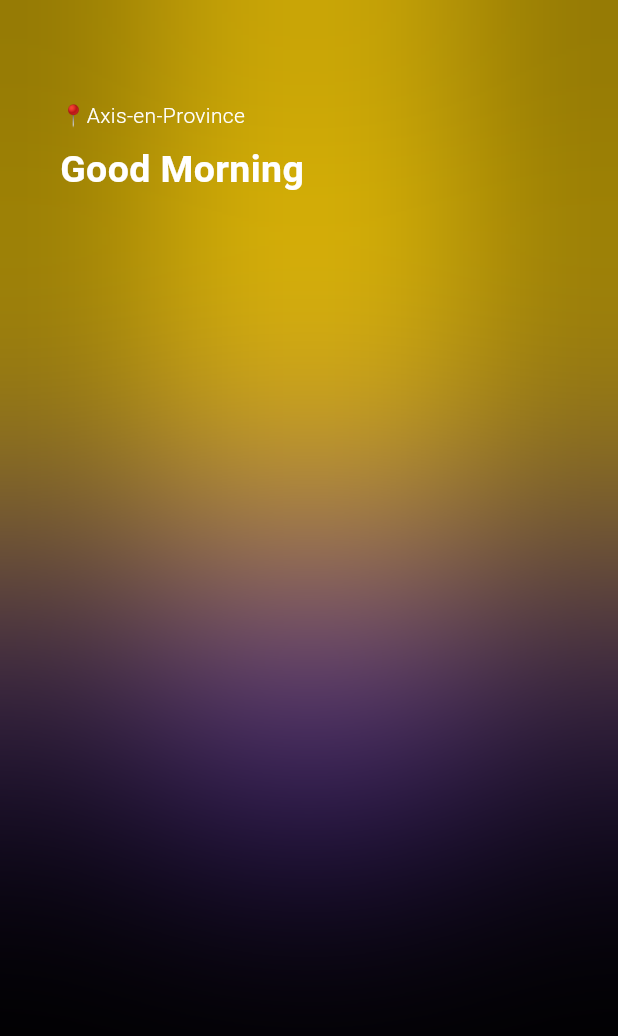
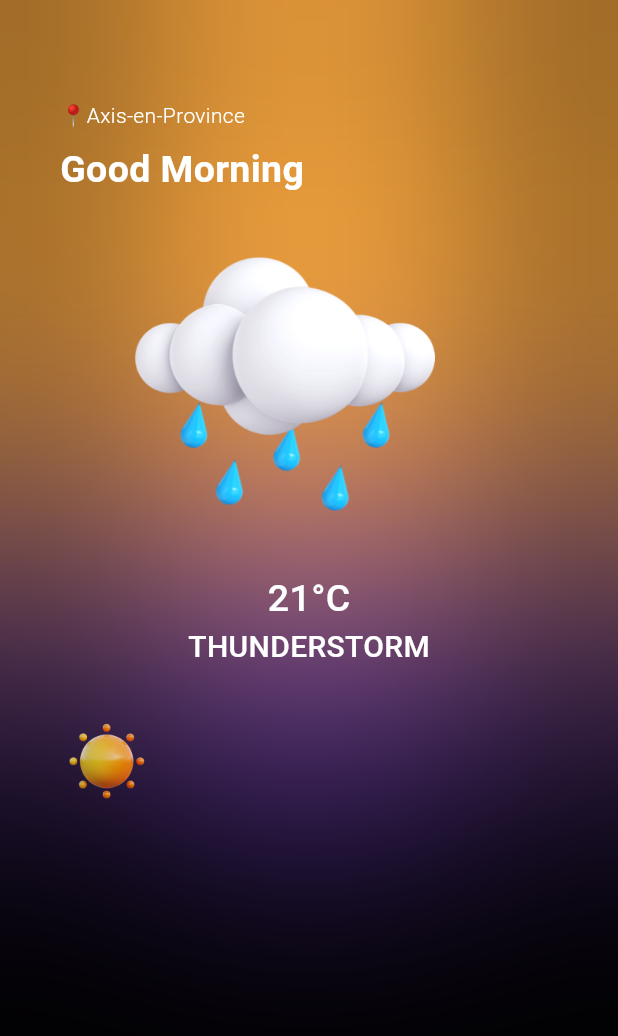
Before and after one commit to KHALEDKHLYAN/Weather_App, a Flutter app: the screen it shows after launch, on a phone screen of 412 x 824 dp. Shown: the top 1036 px of the screen. Run offline on Flutter 3.47's test engine with Material 3 defaults, Android fonts, the phone set to English and light mode, and no system bars; our stand-ins replace bloc, equatable.

Commit message:
flutter app

```diff
--- a/lib/screens/home_screen.dart
+++ b/lib/screens/home_screen.dart
@@ -52,7 +52,7 @@ class HomeScreen extends StatelessWidget {
                   height: 350,
                   width: 650,
                   decoration: const BoxDecoration(
-                    color: Color.fromARGB(255, 235, 193, 7),
+                    color: Color(0xFFFFAB40),
                   ),
                 ),
               ),
@@ -65,24 +65,60 @@ class HomeScreen extends StatelessWidget {
               SizedBox(
                 width: MediaQuery.of(context).size.width,
                 height: MediaQuery.of(context).size.height,
-                child: const Column(
+                child: Column(
                   crossAxisAlignment: CrossAxisAlignment.start,
                   children: [
-                    Text(
+                    const Text(
                       '📍Axis-en-Province',
                       style: TextStyle(
                         color: Colors.white,
                         fontWeight: FontWeight.w300,
                       ),
                     ),
-                    SizedBox(height: 8),
-                    Text(
+                    const SizedBox(height: 8),
+                    const Text(
                       'Good Morning',
                       style: TextStyle(
                           color: Colors.white,
                           fontSize: 25,
                           fontWeight: FontWeight.bold),
                     ),
+                    Image.asset('assets/2.png',
+                    width: 300, height: 250,),
+                    const Center(
+                      child: Text(
+                        '21°C',
+                        style: TextStyle(
+                          color: Colors.white,
+                          fontSize: 25,
+                          fontWeight: FontWeight.w500,
+                        ),
+                      ),
+                    ),
+                    const Center(
+                      child: Text(
+                        'THUNDERSTORM',
+                        style: TextStyle(
+                          color: Colors.white,
+                          fontSize: 20,
+                          fontWeight: FontWeight.w500,
+                        ),
+                      ),
+                    ),
+                    const SizedBox(
+                      height: 30,
+                    ),
+                    Row(
+                      mainAxisAlignment: MainAxisAlignment.spaceBetween,
+                      children: [
+                        Row(
+                          children: [
+                            Image.asset('assets/11.png',
+                            scale: 8,),
+                          ],
+                        )
+                      ],
+                    )
                   ],
                 ),
               ),
```
